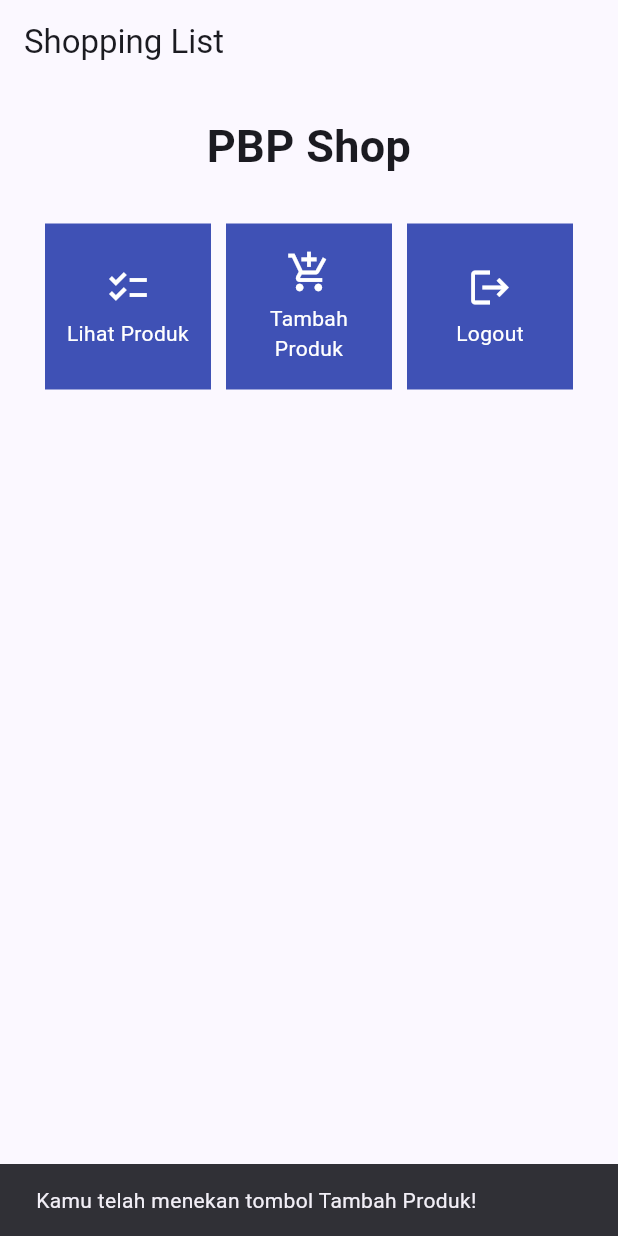
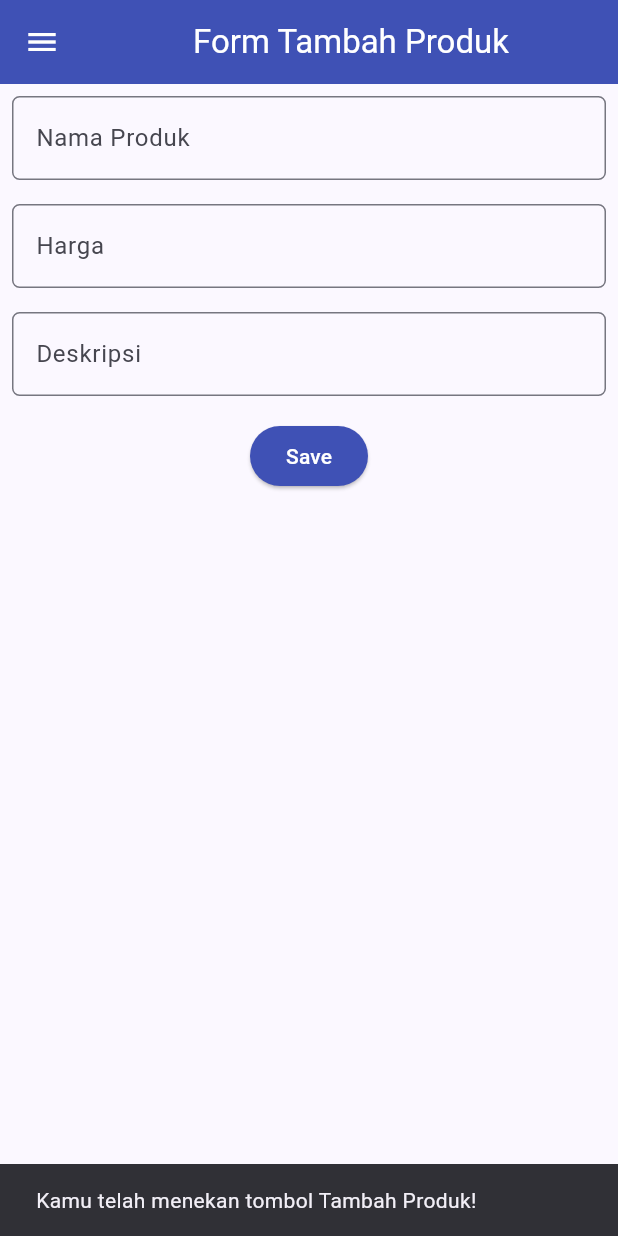
Before and after one commit to shabhias/shopping-list-mobile, a Flutter app: the screen it shows after launch, after a tap on "Tambah Produk", on a phone screen of 412 x 824 dp. Run offline on Flutter 3.47's test engine with Material 2 defaults, Android fonts, the phone set to English and light mode, and no system bars.

Commit message:
tutorial 7

```diff
--- a/lib/main.dart
+++ b/lib/main.dart
@@ -1,5 +1,5 @@
 import 'package:flutter/material.dart';
-import 'package:shopping_list_mobile/menu.dart';
+import 'package:shopping_list_mobile/screens/menu.dart';
 
 
 void main() {
--- a/lib/menu.dart
+++ b/lib/screens/menu.dart
@@ -1,4 +1,7 @@
 import 'package:flutter/material.dart';
+import 'package:shopping_list_mobile/screens/shoplist_form.dart';
+import 'package:shopping_list_mobile/widgets/left_drawer.dart';
+import 'package:shopping_list_mobile/widgets/shop_card.dart';
 
 
 
@@ -26,7 +29,11 @@ class MyHomePage extends StatelessWidget {
         title: const Text(
           'Shopping List',
         ),
+        backgroundColor: Colors.indigo,
+        foregroundColor: Colors.white,
       ),
+      drawer: const LeftDrawer(),
+
       body: SingleChildScrollView(
         // Widget wrapper yang dapat discroll
         child: Padding(
@@ -139,12 +146,7 @@ class MyHomePage extends StatelessWidget {
 // }
 
 
-class ShopItem {
-  final String name;
-  final IconData icon;
 
-  ShopItem(this.name, this.icon);
-}
 
 class ShopCard extends StatelessWidget {
   final ShopItem item;
@@ -163,6 +165,15 @@ class ShopCard extends StatelessWidget {
             ..hideCurrentSnackBar()
             ..showSnackBar(SnackBar(
                 content: Text("Kamu telah menekan tombol ${item.name}!")));
+
+          if (item.name == "Tambah Produk") {
+            // TODO: Gunakan Navigator.push untuk melakukan navigasi ke MaterialPageRoute yang mencakup ShopFormPage. (SUDAH)
+            Navigator.push(
+            context,
+            MaterialPageRoute(builder: (context) => ShopFormPage()),
+          );
+          }
+
         },
         child: Container(
           // Container untuk menyimpan Icon dan Text
--- /dev/null
+++ b/lib/screens/shoplist_form.dart
@@ -0,0 +1,169 @@
+import 'package:flutter/material.dart';
+import 'package:shopping_list_mobile/widgets/left_drawer.dart';
+// TODO: Impor drawer yang sudah dibuat sebelumnya (SUDAH)
+
+class ShopFormPage extends StatefulWidget {
+    const ShopFormPage({super.key});
+
+    @override
+    State<ShopFormPage> createState() => _ShopFormPageState();
+}
+
+class _ShopFormPageState extends State<ShopFormPage> {
+    final _formKey = GlobalKey<FormState>();
+    String _name = "";
+    int _price = 0;
+    String _description = "";
+
+    @override
+    Widget build(BuildContext context) {
+        return Scaffold(
+        appBar: AppBar(
+          title: const Center(
+            child: Text(
+              'Form Tambah Produk',
+            ),
+          ),
+          backgroundColor: Colors.indigo,
+          foregroundColor: Colors.white,
+        ),
+        // TODO: Tambahkan drawer yang sudah dibuat di sini
+        drawer : const LeftDrawer(),
+        body: Form(
+          key: _formKey,
+          child: SingleChildScrollView(
+            child: Column(
+              crossAxisAlignment: CrossAxisAlignment.start,
+                  children: [
+                    Padding(
+                      padding: const EdgeInsets.all(8.0),
+                      child: TextFormField(
+                        decoration: InputDecoration(
+                          hintText: "Nama Produk",
+                          labelText: "Nama Produk",
+                          border: OutlineInputBorder(
+                            borderRadius: BorderRadius.circular(5.0),
+                          ),
+                        ),
+                        onChanged: (String? value) {
+                          setState(() {
+                            _name = value!;
+                          });
+                        },
+                        validator: (String? value) {
+                          if (value == null || value.isEmpty) {
+                            return "Nama tidak boleh kosong!";
+                          }
+                          return null;
+                        },
+                      ),
+                    ),
+
+                    Padding(
+                      padding: const EdgeInsets.all(8.0),
+                      child: TextFormField(
+                        decoration: InputDecoration(
+                          hintText: "Harga",
+                          labelText: "Harga",
+                          border: OutlineInputBorder(
+                            borderRadius: BorderRadius.circular(5.0),
+                          ),
+                        ),
+                        onChanged: (String? value) {
+                          setState(() {
+                            _price = int.parse(value!);
+                          });
+                        },
+                        validator: (String? value) {
+                          if (value == null || value.isEmpty) {
+                            return "Harga tidak boleh kosong!";
+                          }
+                          if (int.tryParse(value) == null) {
+                            return "Harga harus berupa angka!";
+                          }
+                          return null;
+                        },
+                      ),
+                    ),
+
+                    Padding(
+                      padding: const EdgeInsets.all(8.0),
+                      child: TextFormField(
+                        decoration: InputDecoration(
+                          hintText: "Deskripsi",
+                          labelText: "Deskripsi",
+                          border: OutlineInputBorder(
+                            borderRadius: BorderRadius.circular(5.0),
+                          ),
+                        ),
+                        onChanged: (String? value) {
+                          setState(() {
+                            _description = value!;
+                          });
+                        },
+                        validator: (String? value) {
+                          if (value == null || value.isEmpty) {
+                            return "Deskripsi tidak boleh kosong!";
+                          }
+                          return null;
+                        },
+                      ),
+                    ),
+
+                    Align(
+                      alignment: Alignment.bottomCenter,
+                      child: Padding(
+                        padding: const EdgeInsets.all(8.0),
+                        child: ElevatedButton(
+                            style: ButtonStyle(
+                            backgroundColor:
+                             MaterialStateProperty.all(Colors.indigo),
+                          ),
+                          onPressed: () {
+                            if (_formKey.currentState!.validate()) {
+                              showDialog(
+                                    context: context,
+                                    builder: (context) {
+                                      return AlertDialog(
+                                        title: const Text('Produk berhasil tersimpan'),
+                                        content: SingleChildScrollView(
+                                          child: Column(
+                                            crossAxisAlignment:
+                                                CrossAxisAlignment.start,
+                                            children: [
+                                              Text('Nama: $_name'),
+                                              Text('Harga: $_price'),
+                                              Text('Deskripsi: $_description'),
+
+                                            ],
+                                          ),
+                                        ),
+                                        actions: [
+                                          TextButton(
+                                            child: const Text('OK'),
+                                            onPressed: () {
+                                              Navigator.pop(context);
+                                            },
+                                          ),
+                                        ],
+                                      );
+                                    },
+                                  );
+                            }
+                            _formKey.currentState!.reset();
+                          },
+                          child: const Text(
+                            "Save",
+                            style: TextStyle(color: Colors.white),
+                          ),
+                        ),
+                      ),
+                    ),
+
+                  ]
+              ),
+        ),
+        )
+      );
+    }
+}
```
Also changed, not shown: lib/widgets/shop_card.dart (added, +9 -0 lines), lib/widgets/left_drawer.dart (added).
